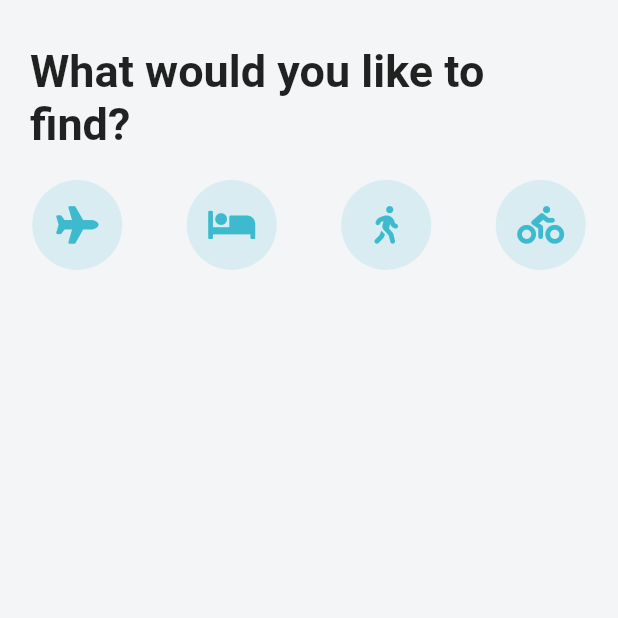
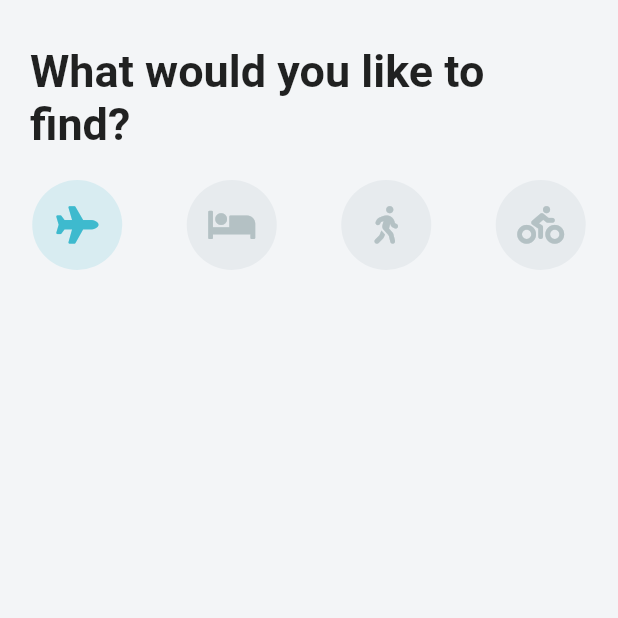
Before and after one commit to MatthieuNadeau96/Flutter_travel_ui, a Flutter app: the screen it shows after launch, on a phone screen of 412 x 824 dp, the top half of it. Run offline on Flutter 3.47's test engine with Material 2 defaults, Android fonts, the phone set to English and light mode, and no system bars; our stand-ins replace font_awesome_flutter.

Commit message:
added a selected handler for the icons & updated sdk

```diff
--- a/lib/screens/home_screen.dart
+++ b/lib/screens/home_screen.dart
@@ -7,6 +7,7 @@ class HomeScreen extends StatefulWidget {
 }
 
 class _HomeScreenState extends State<HomeScreen> {
+  int _selectedIndex = 0;
   List<IconData> _icons = [
     FontAwesomeIcons.plane,
     FontAwesomeIcons.bed,
@@ -15,17 +16,26 @@ class _HomeScreenState extends State<HomeScreen> {
   ];
 
   Widget _buildIcon(int index) {
-    return Container(
+    return GestureDetector(
+      onTap: () {
+        setState(() => {_selectedIndex = index});
+      },
+      child: Container(
         height: 60.0,
         width: 60.0,
         decoration: BoxDecoration(
-        color: Theme.of(context).accentColor,
+          color: _selectedIndex == index
+              ? Theme.of(context).accentColor
+              : Color(0xffE7EBEE),
           borderRadius: BorderRadius.circular(30.0),
         ),
         child: Icon(
           _icons[index],
           size: 25.0,
-        color: Theme.of(context).primaryColor,
+          color: _selectedIndex == index
+              ? Theme.of(context).primaryColor
+              : Color(0xffB4C1C4),
+        ),
       ),
     );
   }
@@ -50,9 +60,13 @@ class _HomeScreenState extends State<HomeScreen> {
             SizedBox(height: 20.0),
             Row(
               mainAxisAlignment: MainAxisAlignment.spaceAround,
-              children: _icons.asMap().entries.map(
+              children: _icons
+                  .asMap()
+                  .entries
+                  .map(
                     (MapEntry map) => _buildIcon(map.key),
-                  ).toList(),
+                  )
+                  .toList(),
             ),
           ],
         ),
--- a/pubspec.yaml
+++ b/pubspec.yaml
@@ -14,7 +14,7 @@ description: A new Flutter project.
 version: 1.0.0+1
 
 environment:
-  sdk: ">=2.1.0 <3.0.0"
+  sdk: ">=2.2.0 <3.0.0"
 
 dependencies:
   flutter:
```
Lines whose indentation alone changed are shown as unchanged.
